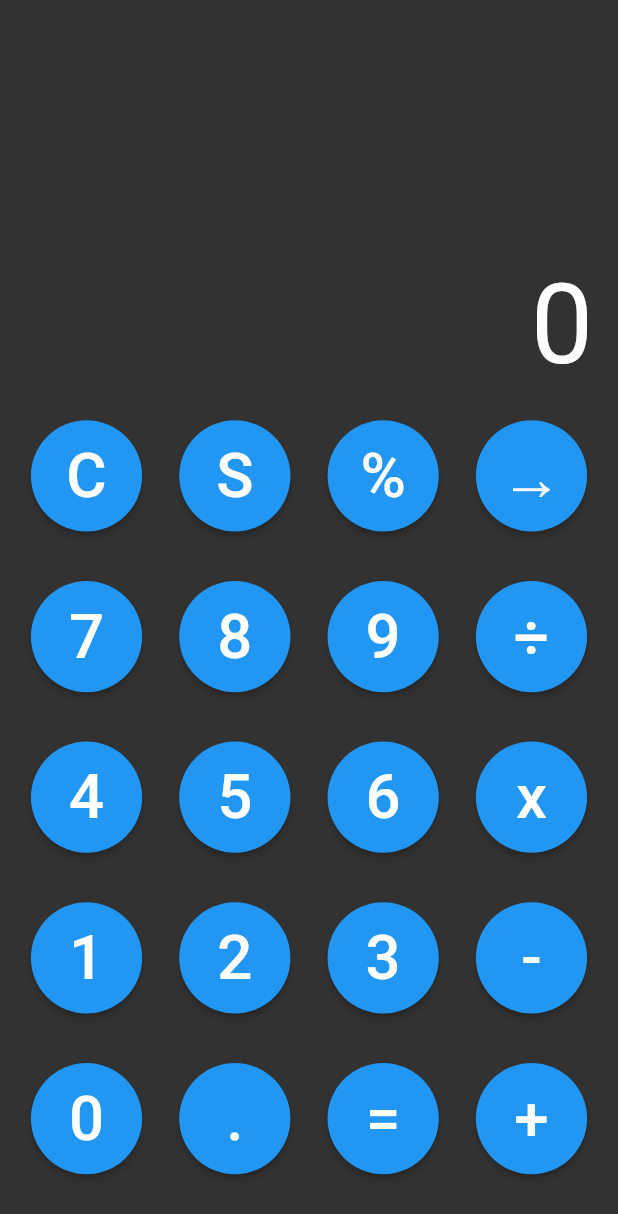
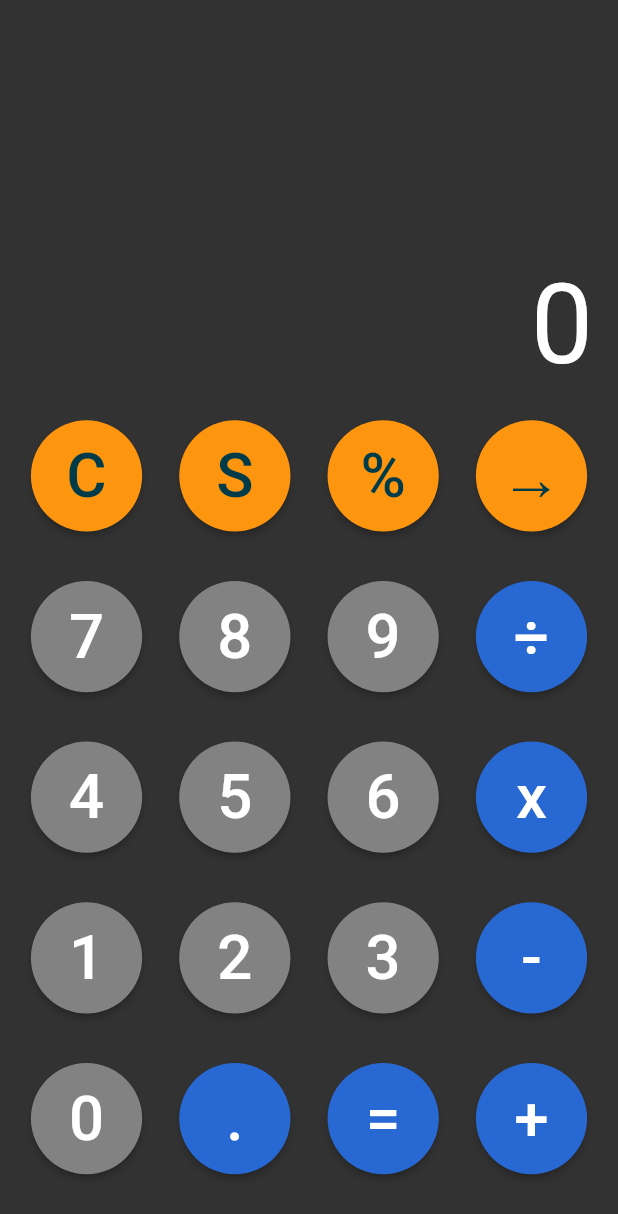
Before and after one commit to 99ehddud/calculator, a Flutter app: the screen it shows after launch, on a phone screen of 412 x 824 dp. Shown: the top 1214 px of the screen. Run offline on Flutter 3.47's test engine with Material 2 defaults, Android fonts, the phone set to English and light mode, and no system bars.

Commit message:
Ver.x.2.2 (Modify Button & Function)

```diff
--- a/calculator/lib/main.dart
+++ b/calculator/lib/main.dart
@@ -83,11 +83,13 @@ class _CalculatorState extends State<Calculator> {
                     tapTargetSize: MaterialTapTargetSize.shrinkWrap,
                     fixedSize: Size(buttonWidth, buttonHeight),
                     shape: const CircleBorder(),
+                    primary: const Color.fromRGBO(253, 150, 14, 1),
                   ),
                   child: Text(
                     "C",
                     style: TextStyle(
                       fontSize: buttonTextFontSize,
+                      color: const Color.fromRGBO(0, 59, 74, 1),
                     ),
                   ),
                 ),
@@ -98,11 +100,13 @@ class _CalculatorState extends State<Calculator> {
                     tapTargetSize: MaterialTapTargetSize.shrinkWrap,
                     fixedSize: Size(buttonWidth, buttonHeight),
                     shape: const CircleBorder(),
+                    primary: const Color.fromRGBO(253, 150, 14, 1),
                   ),
                   child: Text(
                     "S",
                     style: TextStyle(
                       fontSize: buttonTextFontSize,
+                      color: const Color.fromRGBO(0, 59, 74, 1),
                     ),
                   ),
                 ),
@@ -113,11 +117,13 @@ class _CalculatorState extends State<Calculator> {
                     tapTargetSize: MaterialTapTargetSize.shrinkWrap,
                     fixedSize: Size(buttonWidth, buttonHeight),
                     shape: const CircleBorder(),
+                    primary: const Color.fromRGBO(253, 150, 14, 1),
                   ),
                   child: Text(
                     "%",
                     style: TextStyle(
                       fontSize: buttonTextFontSize,
+                      color: const Color.fromRGBO(0, 59, 74, 1),
                     ),
                   ),
                 ),
@@ -128,11 +134,13 @@ class _CalculatorState extends State<Calculator> {
                     tapTargetSize: MaterialTapTargetSize.shrinkWrap,
                     fixedSize: Size(buttonWidth, buttonHeight),
                     shape: const CircleBorder(),
+                    primary: const Color.fromRGBO(253, 150, 14, 1),
                   ),
                   child: Text(
                     "→",
                     style: TextStyle(
                       fontSize: buttonTextFontSize,
+                      color: const Color.fromRGBO(0, 59, 74, 1),
                     ),
                   ),
                 ),
@@ -150,6 +158,7 @@ class _CalculatorState extends State<Calculator> {
                     tapTargetSize: MaterialTapTargetSize.shrinkWrap,
                     fixedSize: Size(buttonWidth, buttonHeight),
                     shape: const CircleBorder(),
+                    primary: const Color.fromRGBO(130, 130, 130, 1),
                   ),
                   child: Text(
                     "7",
@@ -165,6 +174,7 @@ class _CalculatorState extends State<Calculator> {
                     tapTargetSize: MaterialTapTargetSize.shrinkWrap,
                     fixedSize: Size(buttonWidth, buttonHeight),
                     shape: const CircleBorder(),
+                    primary: const Color.fromRGBO(130, 130, 130, 1),
                   ),
                   child: Text(
                     "8",
@@ -180,6 +190,7 @@ class _CalculatorState extends State<Calculator> {
                     tapTargetSize: MaterialTapTargetSize.shrinkWrap,
                     fixedSize: Size(buttonWidth, buttonHeight),
                     shape: const CircleBorder(),
+                    primary: const Color.fromRGBO(130, 130, 130, 1),
                   ),
                   child: Text(
                     "9",
@@ -195,6 +206,7 @@ class _CalculatorState extends State<Calculator> {
                     tapTargetSize: MaterialTapTargetSize.shrinkWrap,
                     fixedSize: Size(buttonWidth, buttonHeight),
                     shape: const CircleBorder(),
+                    primary: const Color.fromRGBO(39, 104, 210, 1),
                   ),
                   child: Text(
                     "÷",
@@ -217,6 +229,7 @@ class _CalculatorState extends State<Calculator> {
                     tapTargetSize: MaterialTapTargetSize.shrinkWrap,
                     fixedSize: Size(buttonWidth, buttonHeight),
                     shape: const CircleBorder(),
+                    primary: const Color.fromRGBO(130, 130, 130, 1),
                   ),
                   child: Text(
                     "4",
@@ -232,6 +245,7 @@ class _CalculatorState extends State<Calculator> {
                     tapTargetSize: MaterialTapTargetSize.shrinkWrap,
                     fixedSize: Size(buttonWidth, buttonHeight),
                     shape: const CircleBorder(),
+                    primary: const Color.fromRGBO(130, 130, 130, 1),
                   ),
                   child: Text(
                     "5",
@@ -247,6 +261,7 @@ class _CalculatorState extends State<Calculator> {
                     tapTargetSize: MaterialTapTargetSize.shrinkWrap,
                     fixedSize: Size(buttonWidth, buttonHeight),
                     shape: const CircleBorder(),
+                    primary: const Color.fromRGBO(130, 130, 130, 1),
                   ),
                   child: Text(
                     "6",
@@ -262,6 +277,7 @@ class _CalculatorState extends State<Calculator> {
                     tapTargetSize: MaterialTapTargetSize.shrinkWrap,
                     fixedSize: Size(buttonWidth, buttonHeight),
                     shape: const CircleBorder(),
+                    primary: const Color.fromRGBO(39, 104, 210, 1),
                   ),
                   child: Text(
                     "x",
@@ -284,6 +300,7 @@ class _CalculatorState extends State<Calculator> {
                     tapTargetSize: MaterialTapTargetSize.shrinkWrap,
                     fixedSize: Size(buttonWidth, buttonHeight),
                     shape: const CircleBorder(),
+                    primary: const Color.fromRGBO(130, 130, 130, 1),
                   ),
                   child: Text(
                     "1",
@@ -299,6 +316,7 @@ class _CalculatorState extends State<Calculator> {
                     tapTargetSize: MaterialTapTargetSize.shrinkWrap,
                     fixedSize: Size(buttonWidth, buttonHeight),
                     shape: const CircleBorder(),
+                    primary: const Color.fromRGBO(130, 130, 130, 1),
                   ),
                   child: Text(
                     "2",
@@ -314,6 +332,7 @@ class _CalculatorState extends State<Calculator> {
                     tapTargetSize: MaterialTapTargetSize.shrinkWrap,
                     fixedSize: Size(buttonWidth, buttonHeight),
                     shape: const CircleBorder(),
+                    primary: const Color.fromRGBO(130, 130, 130, 1),
                   ),
                   child: Text(
                     "3",
@@ -329,6 +348,7 @@ class _CalculatorState extends State<Calculator> {
                     tapTargetSize: MaterialTapTargetSize.shrinkWrap,
                     fixedSize: Size(buttonWidth, buttonHeight),
                     shape: const CircleBorder(),
+                    primary: const Color.fromRGBO(39, 104, 210, 1),
                   ),
                   child: Text(
                     "-",
@@ -351,6 +371,7 @@ class _CalculatorState extends State<Calculator> {
                     tapTargetSize: MaterialTapTargetSize.shrinkWrap,
                     fixedSize: Size(buttonWidth, buttonHeight),
                     shape: const CircleBorder(),
+                    primary: const Color.fromRGBO(130, 130, 130, 1),
                   ),
                   child: Text(
                     "0",
@@ -366,7 +387,7 @@ class _CalculatorState extends State<Calculator> {
                     tapTargetSize: MaterialTapTargetSize.shrinkWrap,
                     fixedSize: Size(buttonWidth, buttonHeight),
                     shape: const CircleBorder(),
-                    // primary: _isPointClicked ? Colors.white : Colors.yellow,
+                    primary: _isPointClicked ? Color.fromRGBO(130, 100, 210, 1) : Color.fromRGBO(39, 104, 210, 1),
                     // If "." button is clicked, change background color to check
                   ),
                   child: Text(
@@ -383,6 +404,7 @@ class _CalculatorState extends State<Calculator> {
                     tapTargetSize: MaterialTapTargetSize.shrinkWrap,
                     fixedSize: Size(buttonWidth, buttonHeight),
                     shape: const CircleBorder(),
+                    primary: const Color.fromRGBO(39, 104, 210, 1),
                   ),
                   child: Text(
                     "=",
@@ -398,6 +420,7 @@ class _CalculatorState extends State<Calculator> {
                     tapTargetSize: MaterialTapTargetSize.shrinkWrap,
                     fixedSize: Size(buttonWidth, buttonHeight),
                     shape: const CircleBorder(),
+                    primary: const Color.fromRGBO(39, 104, 210, 1),
                   ),
                   child: Text(
                     "+",
@@ -421,7 +444,7 @@ class _CalculatorState extends State<Calculator> {
       if (!_isPointClicked) {
         _current = _current * 10 + number;
       } else {
-        _current = _current + number / pow(10, _count);
+        _current = _current + (number / pow(10, _count));
         _count++;
       }
     });
```
